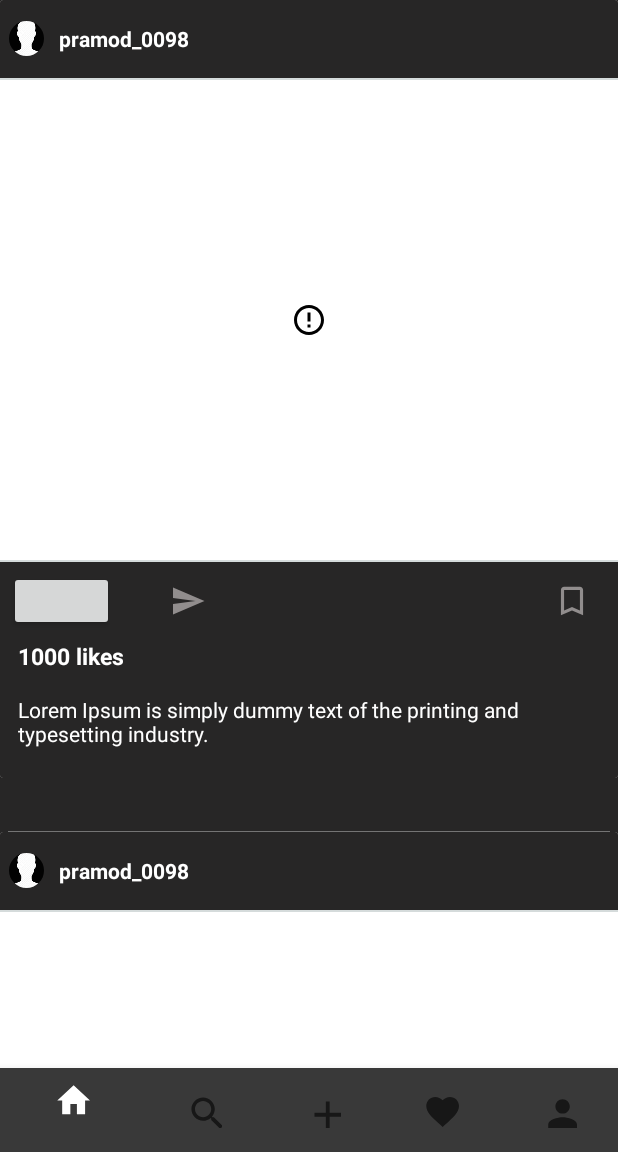
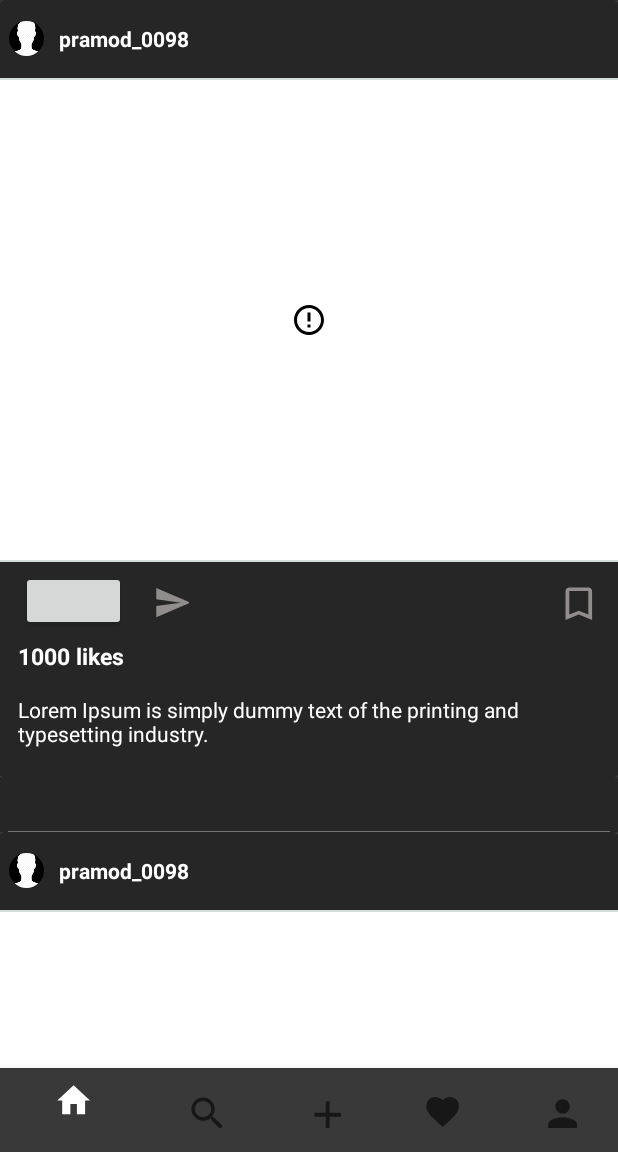
Before and after one commit to mr-pramod-98/street-dancer-beta1.0, an Android app: the screen it shows after launch (HomeActivity), on a phone screen of 412 x 824 dp, the part 84-1236 px from its top. Run offline under Robolectric (Android 15) with nearby library versions, the phone set to English and light mode, and no system bars; our stand-ins replace CircleImageView; libraries missing offline, so code that uses them is left out: com.luseen.spacenavigation; plain views replace ReadMoreTextView, SpaceNavigationView, SparkButton; pictures from the network do not load; 7 statements that could not run were skipped.

```diff
--- a/app/src/main/AndroidManifest.xml
+++ b/app/src/main/AndroidManifest.xml
@@ -1,6 +1,8 @@
 <?xml version="1.0" encoding="utf-8"?>
 <manifest xmlns:android="http://schemas.android.com/apk/res/android"
     package="com.example.street_dancer_beta10">
+
+    <uses-permission android:name="android.permission.INTERNET"/>
 
     <application
         android:allowBackup="true"
--- a/app/src/main/res/drawable/video_save.xml
+++ b/app/src/main/res/drawable/video_save.xml
@@ -1,8 +1,8 @@
 <vector xmlns:android="http://schemas.android.com/apk/res/android"
         android:width="24dp"
         android:height="24dp"
-        android:viewportWidth="24.0"
-        android:viewportHeight="24.0">
+        android:viewportWidth="20.0"
+        android:viewportHeight="21.0">
     <path
         android:fillColor="#918D8D"
         android:pathData="M17,3H7c-1.1,0 -1.99,0.9 -1.99,2L5,21l7,-3 7,3V5c0,-1.1 -0.9,-2 -2,-2z"/>
--- a/app/src/main/res/drawable/video_save_border.xml
+++ b/app/src/main/res/drawable/video_save_border.xml
@@ -1,8 +1,8 @@
 <vector xmlns:android="http://schemas.android.com/apk/res/android"
         android:width="24dp"
         android:height="24dp"
-        android:viewportWidth="24.0"
-        android:viewportHeight="24.0">
+        android:viewportWidth="20.0"
+        android:viewportHeight="21.0">
     <path
         android:fillColor="#918D8D"
         android:pathData="M17,3L7,3c-1.1,0 -1.99,0.9 -1.99,2L5,21l7,-3 7,3L19,5c0,-1.1 -0.9,-2 -2,-2zM17,18l-5,-2.18L7,18L7,5h10v13z"/>
--- a/app/src/main/res/drawable/video_share.xml
+++ b/app/src/main/res/drawable/video_share.xml
@@ -1,8 +1,8 @@
 <vector xmlns:android="http://schemas.android.com/apk/res/android"
         android:width="24dp"
         android:height="24dp"
-        android:viewportWidth="24.0"
-        android:viewportHeight="24.0">
+        android:viewportWidth="22.0"
+        android:viewportHeight="22.0">
     <path
         android:fillColor="#918D8D"
         android:pathData="M2.01,21L23,12 2.01,3 2,10l15,2 -15,2z"/>
--- a/app/src/main/res/layout/fragment_profile_view_page_setup.xml
+++ b/app/src/main/res/layout/fragment_profile_view_page_setup.xml
@@ -27,6 +27,7 @@
         android:background="@color/fragment_background"
         app:tabMode="fixed"
         app:tabGravity="fill"
+        app:tabSelectedTextColor="@color/grey_white"
         app:tabTextColor="@android:color/white"
         app:tabIndicatorColor="@android:color/white" />
 
--- a/app/src/main/res/layout/recycler_view_profile_user_upload_items.xml
+++ b/app/src/main/res/layout/recycler_view_profile_user_upload_items.xml
@@ -12,8 +12,8 @@
 
     <ImageView
         android:id="@+id/post_thumbnail"
-        android:layout_width="wrap_content"
-        android:layout_height="wrap_content"
+        android:layout_width="match_parent"
+        android:layout_height="150dp"
         android:layout_gravity="center"
         android:src="@drawable/video_profile_image">
     </ImageView>
--- a/app/src/main/res/layout/recycler_view_video_item.xml
+++ b/app/src/main/res/layout/recycler_view_video_item.xml
@@ -61,20 +61,21 @@
                 <androidx.coordinatorlayout.widget.CoordinatorLayout
                     android:id="@+id/coordinator"
                     android:layout_width="match_parent"
-                    android:layout_height="320dp">
+                    android:layout_height="320dp"
+                    android:background="@android:color/white">
 
                     <FrameLayout
                         android:id="@+id/media_container"
                         android:layout_width="match_parent"
                         android:layout_height="320dp"
                         android:layout_below="@+id/post_header_id"
-                        android:background="#000"
                         android:scaleType="center">
 
                         <ImageView
                             android:id="@+id/thumbnail"
                             android:layout_width="match_parent"
                             android:layout_height="match_parent"
+                            android:layout_gravity="center"
                             android:background="@android:color/white"
                             android:scaleType="centerInside"
                             android:src="@drawable/video_error" />
@@ -114,16 +115,14 @@
                     android:id="@+id/post_footer_id"
                     android:layout_width="match_parent"
                     android:layout_height="52dp"
-                    android:layout_below="@+id/media_container"
                     android:layout_marginTop="0dp"
-                    android:padding="6dp"
-                    android:paddingLeft="15dp">
+                    android:padding="6dp">
 
                     <com.varunest.sparkbutton.SparkButton
                         android:id="@+id/like"
                         android:layout_width="70dp"
                         android:layout_height="70dp"
-                        android:layout_marginRight="12dp"
+                        android:layout_marginStart="8dp"
                         app:sparkbutton_activeImage="@drawable/video_heart_on"
                         app:sparkbutton_iconSize="25dp"
                         app:sparkbutton_inActiveImage="@drawable/video_heart_off"
@@ -132,13 +131,12 @@
 
                     <ImageView
                         android:id="@+id/send"
+                        android:layout_toEndOf="@id/like"
                         android:layout_width="wrap_content"
                         android:layout_height="wrap_content"
                         android:layout_centerVertical="true"
                         android:layout_gravity="center_vertical"
-                        android:layout_marginLeft="25dp"
-                        android:layout_marginRight="12dp"
-                        android:layout_toRightOf="@id/like"
+                        android:layout_marginStart="18dp"
                         android:src="@drawable/video_share" />
 
                     <ToggleButton
@@ -147,7 +145,7 @@
                         android:layout_height="25dp"
                         android:layout_alignParentEnd="true"
                         android:layout_centerVertical="true"
-                        android:layout_marginRight="12dp"
+                        android:layout_marginEnd="10dp"
                         android:background="@drawable/video_toggle_save"
                         android:textOff=""
                         android:textOn="" />
```
Also changed, not shown: app/src/main/java/com/example/street_dancer_beta10/Segments/Profile/Model/ProfileFollowersFollowingsModel.java (+20 -20 lines), app/src/main/java/com/example/street_dancer_beta10/Segments/Profile/UserFollowersFollowingsComponents/ProfileRecyclerViewFollowersFollowingAdapter.java (+5 -2 lines), app/src/main/java/com/example/street_dancer_beta10/Segments/Profile/UserFollowersFollowingsComponents/ViewPagerSetupFragment.java (+23 -27 lines), app/src/main/java/com/example/street_dancer_beta10/SharedComponents/RecyclerView/VideoPlayerRecyclerAdapter.java (+5 -4 lines), app/src/main/res/drawable/profile_followers_following_button_style.xml (added, +13 -0 lines), app/src/main/res/layout/recycler_view_profile_followers_followings_item.xml (+26 -12 lines).
